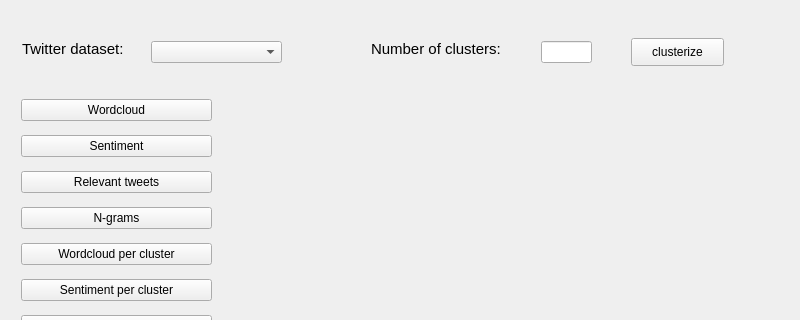
The window that twitter_analysis/core/gui/ui_files/widget_analyse_tweets.ui (atrevisan/EventAnalyser) describes before a commit, drawn with Qt 5; both pictures show x 0 to 800 and y 0 to 320 of the 800 by 500 pixel window.
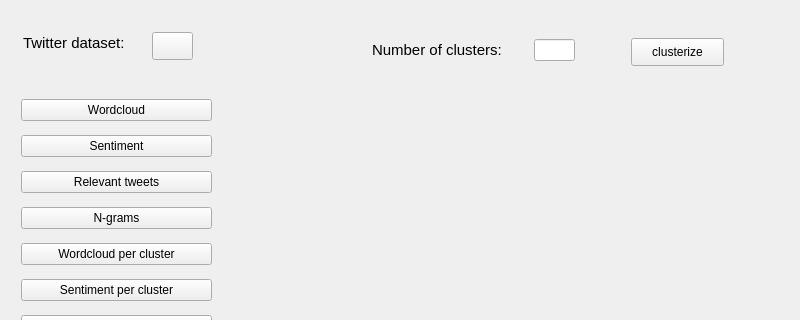
The same window after the commit. Icons and pictures are not drawn.

```diff
--- a/twitter_analysis/core/gui/ui_files/widget_analyse_tweets.ui
+++ b/twitter_analysis/core/gui/ui_files/widget_analyse_tweets.ui
@@ -16,21 +16,11 @@
   <layout class="QHBoxLayout" name="horizontalLayout">
    <item>
     <widget class="QWidget" name="widget_main_widget" native="true">
-     <widget class="QComboBox" name="combo_box_datasets">
-      <property name="geometry">
-       <rect>
-        <x>140</x>
-        <y>30</y>
-        <width>131</width>
-        <height>22</height>
-       </rect>
-      </property>
-     </widget>
      <widget class="QLabel" name="label_2">
       <property name="geometry">
        <rect>
-        <x>360</x>
-        <y>27</y>
+        <x>361</x>
+        <y>28</y>
         <width>155</width>
         <height>22</height>
        </rect>
@@ -60,8 +50,8 @@
      <widget class="QLabel" name="label">
       <property name="geometry">
        <rect>
-        <x>11</x>
-        <y>27</y>
+        <x>12</x>
+        <y>21</y>
         <width>122</width>
         <height>22</height>
        </rect>
@@ -78,9 +68,9 @@
      <widget class="QLineEdit" name="line_edit_clusters">
       <property name="geometry">
        <rect>
-        <x>530</x>
-        <y>30</y>
-        <width>51</width>
+        <x>523</x>
+        <y>28</y>
+        <width>41</width>
         <height>22</height>
        </rect>
       </property>
@@ -162,7 +152,36 @@
         <height>391</height>
        </rect>
       </property>
-      <layout class="QVBoxLayout" name="vLayoutContent"/>
+      <layout class="QVBoxLayout" name="vlayout_content"/>
+     </widget>
+     <widget class="QPushButton" name="button_open_file">
+      <property name="geometry">
+       <rect>
+        <x>141</x>
+        <y>21</y>
+        <width>41</width>
+        <height>28</height>
+       </rect>
+      </property>
+      <property name="toolTip">
+       <string>open</string>
+      </property>
+      <property name="styleSheet">
+       <string notr="true"/>
+      </property>
+      <property name="text">
+       <string/>
+      </property>
+      <property name="icon">
+       <iconset>
+        <normaloff>../assets/open.png</normaloff>../assets/open.png</iconset>
+      </property>
+      <property name="iconSize">
+       <size>
+        <width>41</width>
+        <height>28</height>
+       </size>
+      </property>
      </widget>
     </widget>
    </item>
```
Left out of the diff: 2 changed lines with no effect on the pictures.
